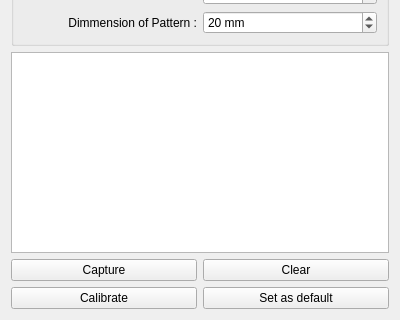
Qt form source/videothread/calibration.ui (Nkyoku/camutil) before a commit; both pictures show x 0 to 400 and y 258 to 578 of the 400 by 578 pixel window.
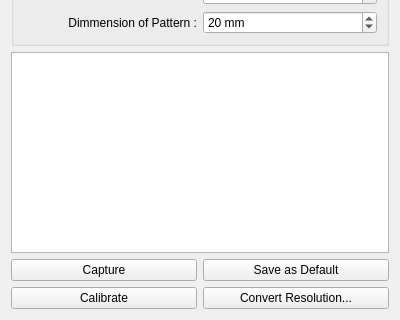
The same form after that commit.

Patch:
```diff
--- a/source/videothread/calibration.ui
+++ b/source/videothread/calibration.ui
@@ -170,7 +170,7 @@
      <item row="0" column="1">
       <widget class="QPushButton" name="Clear">
        <property name="text">
-        <string>Clear</string>
+        <string>Save as Default</string>
        </property>
       </widget>
      </item>
@@ -184,7 +184,7 @@
      <item row="1" column="1">
       <widget class="QPushButton" name="SetAsDefault">
        <property name="text">
-        <string>Set as default</string>
+        <string>Convert Resolution...</string>
        </property>
       </widget>
      </item>
```
Left out of the diff: 19 changed lines with no effect on the pictures.
